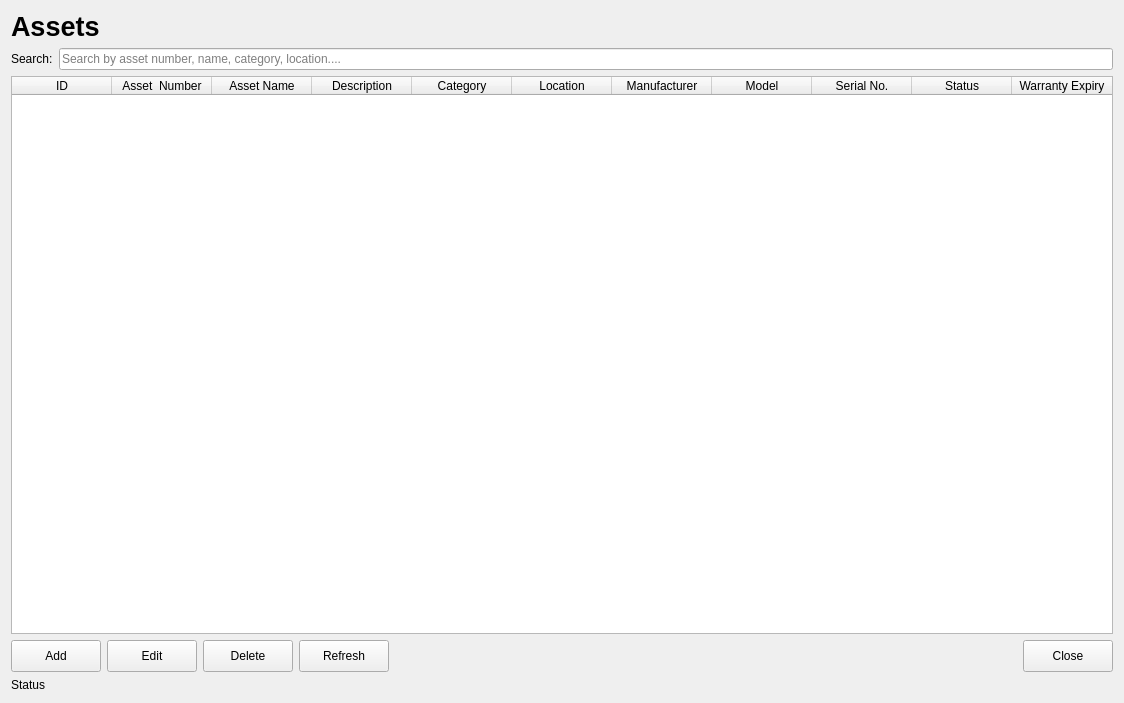
Above: app/ui/forms/assets_page.ui from Apie-dup/MaintenanceSystem before the change. Below: the same form after it.
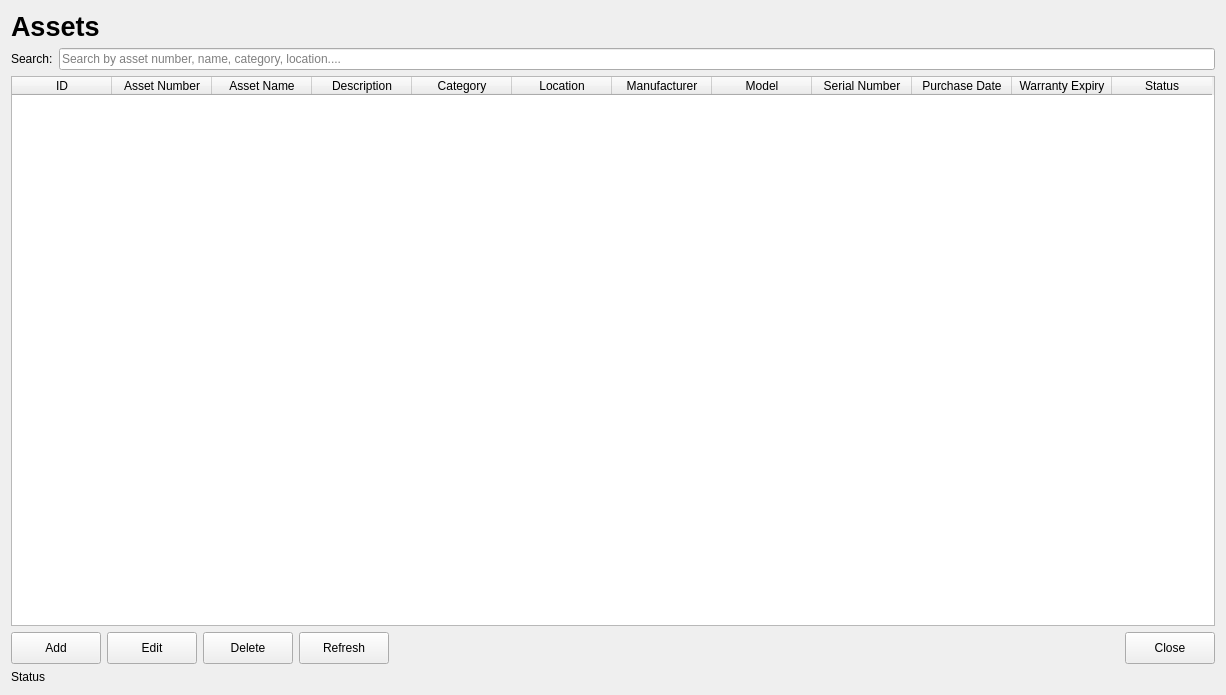
That is the form after the change.

The edit to the form file:
```diff
--- a/app/ui/forms/assets_page.ui
+++ b/app/ui/forms/assets_page.ui
@@ -6,8 +6,8 @@
    <rect>
     <x>0</x>
     <y>0</y>
-    <width>1124</width>
-    <height>703</height>
+    <width>1226</width>
+    <height>695</height>
    </rect>
   </property>
   <property name="windowTitle">
@@ -62,7 +62,7 @@
         <bool>true</bool>
        </property>
        <property name="columnCount">
-        <number>11</number>
+        <number>12</number>
        </property>
        <column>
         <property name="text">
@@ -71,7 +71,7 @@
        </column>
        <column>
         <property name="text">
-         <string>Asset  Number</string>
+         <string>Asset Number</string>
         </property>
        </column>
        <column>
@@ -106,12 +106,12 @@
        </column>
        <column>
         <property name="text">
-         <string>Serial No.</string>
+         <string>Serial Number</string>
         </property>
        </column>
        <column>
         <property name="text">
-         <string>Status</string>
+         <string>Purchase Date</string>
         </property>
        </column>
        <column>
@@ -119,6 +119,11 @@
          <string>Warranty Expiry</string>
         </property>
        </column>
+       <column>
+        <property name="text">
+         <string>Status</string>
+        </property>
+       </column>
       </widget>
      </item>
      <item>
```
